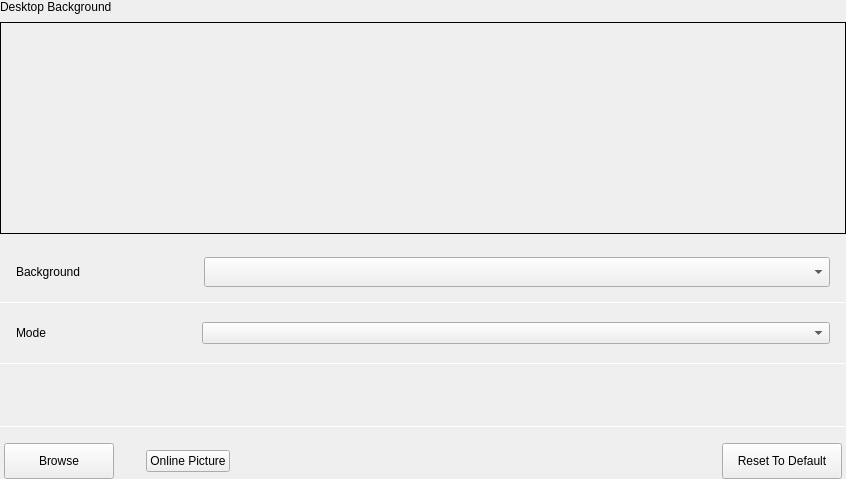
Old version of the form plugins/personalized/wallpaper/wallpaper.ui in the repository ukui/ukui-control-center.
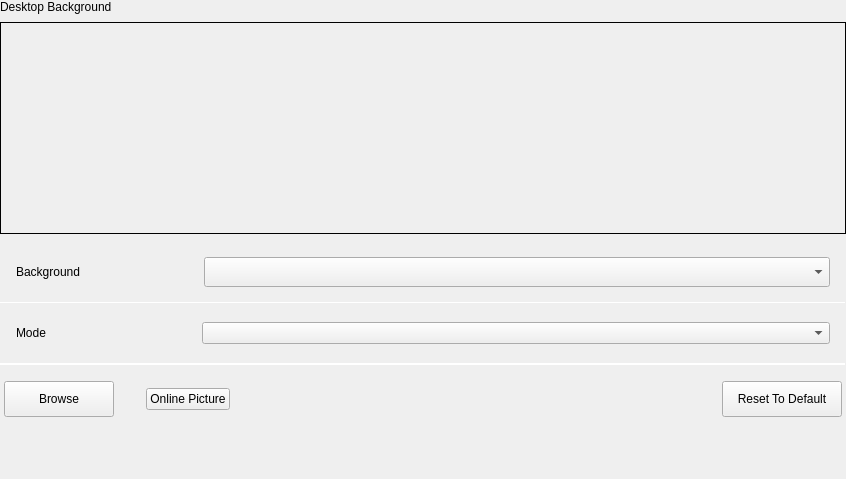
New version of the form. Custom widgets are drawn as their Qt base class.

The edit to the form file:
```diff
--- a/plugins/personalized/wallpaper/wallpaper.ui
+++ b/plugins/personalized/wallpaper/wallpaper.ui
@@ -580,6 +580,19 @@
      </layout>
     </widget>
    </item>
+   <item>
+    <spacer name="verticalSpacer">
+     <property name="orientation">
+      <enum>Qt::Vertical</enum>
+     </property>
+     <property name="sizeHint" stdset="0">
+      <size>
+       <width>20</width>
+       <height>0</height>
+      </size>
+     </property>
+    </spacer>
+   </item>
   </layout>
  </widget>
  <layoutdefault spacing="6" margin="11"/>
```
